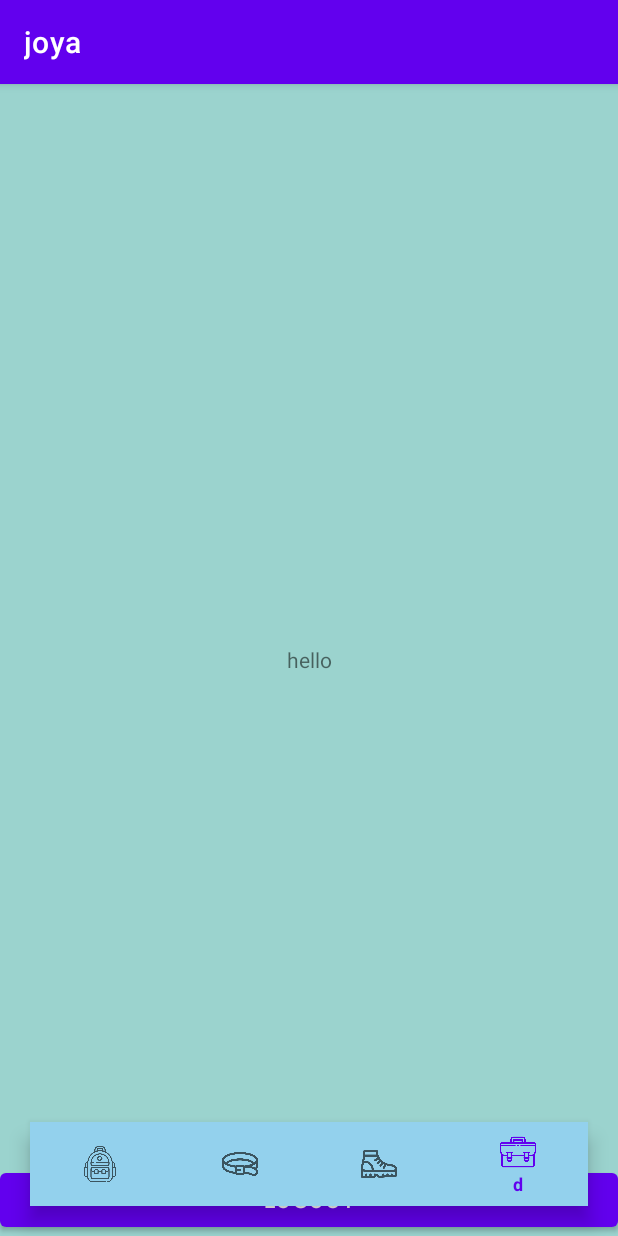
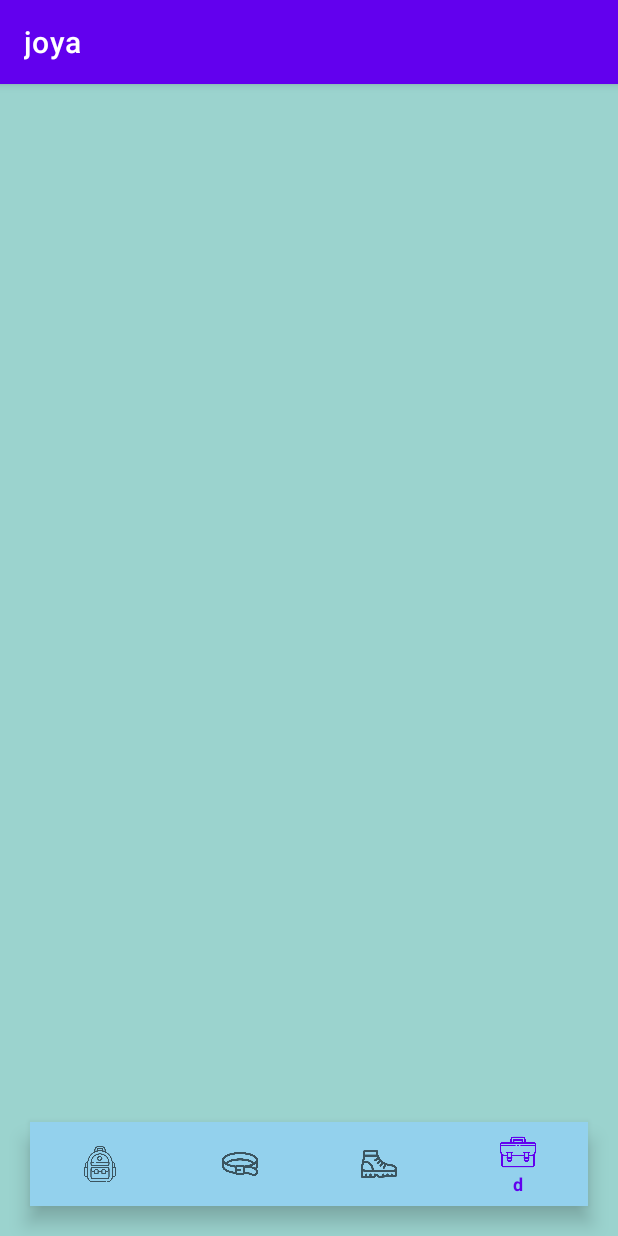
Before and after one commit to c4c0de/Joya, an Android app: the screen it shows after launch once a user with an empty profile is signed in (bottomDrawer), item 4 of the bottom bar chosen, on a phone screen of 412 x 824 dp. Run offline under Robolectric (Android 15) with nearby library versions, the phone set to English and light mode, and no system bars; our stand-ins replace Firebase (no records; nobody signed in at launch, a user with empty details on screens opened directly); 1 statement that could not run was skipped.

Commit message:
empty changed

```diff
--- a/app/src/main/res/layout/fragment_d.xml
+++ b/app/src/main/res/layout/fragment_d.xml
@@ -6,18 +6,6 @@
     android:background="#9BD3CE"
     tools:context=".dFragment">
 
-    <TextView
-        android:layout_width="match_parent"
-        android:layout_height="wrap_content"
-        android:text="hello"
-        android:gravity="center"
-        android:layout_gravity="center"/>
 
-    <Button
-        android:id="@+id/btLogout"
-        android:layout_width="match_parent"
-        android:layout_height="wrap_content"
-        android:text="LogOut"
-        android:layout_gravity="bottom"/>
 
 </FrameLayout>
```
